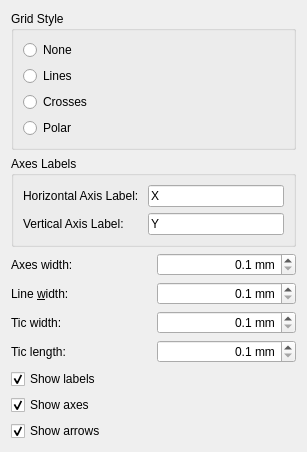
First picture: the form in kmplot/settingspagediagram.ui, repository KDE/kmplot, before the edit.
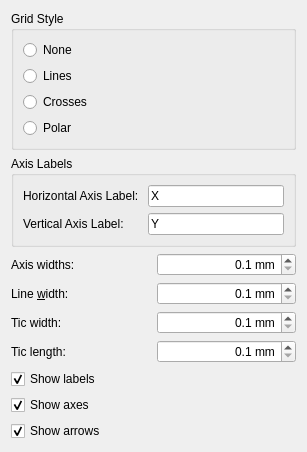
Second picture: the form after the edit. Custom widgets are drawn as their Qt base class.

Commit message: Proof-reading.  When discussing properties attributed to plural nouns one has two options. In this case "the labels on the axes" can be either "axis labels" or "axes' labels".  I chose the former, as possessive apostrophes for inanimate nouns are a little dubious.

```diff
--- a/kmplot/settingspagediagram.ui
+++ b/kmplot/settingspagediagram.ui
@@ -72,7 +72,7 @@
    <item row="1" column="0" colspan="2">
     <widget class="QGroupBox" name="groupBox">
      <property name="title">
-      <string>Axes Labels</string>
+      <string>Axis Labels</string>
      </property>
      <layout class="QGridLayout" name="gridLayout">
       <item row="0" column="0">
@@ -109,7 +109,7 @@
    <item row="2" column="0">
     <widget class="QLabel" name="textLabel7">
      <property name="text">
-      <string>Axes width:</string>
+      <string>Axis widths:</string>
      </property>
      <property name="buddy">
       <cstring>kcfg_AxesLineWidth</cstring>
```
